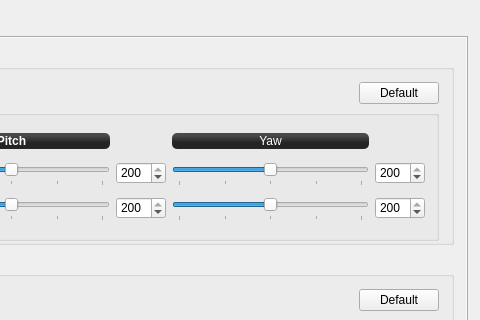
Before: the Qt Designer form ground/gcs/src/plugins/config/stabilization.ui in TauLabs/TauLabs, drawn with Qt 5; both pictures show x 485 to 965 and y 0 to 320 of the 965 by 687 pixel window.
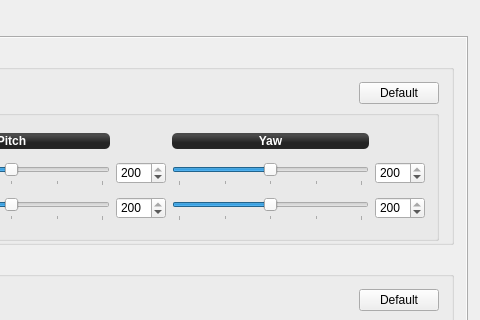
After: the same form once the commit is applied. Icons and pictures are not drawn.

Commit message: GCS/Config input, output and stab make row labels have the same style

The edit to the form file:
```diff
--- a/ground/gcs/src/plugins/config/stabilization.ui
+++ b/ground/gcs/src/plugins/config/stabilization.ui
@@ -430,6 +430,12 @@
                      <height>16</height>
                     </size>
                    </property>
+                   <property name="font">
+                    <font>
+                     <weight>75</weight>
+                     <bold>true</bold>
+                    </font>
+                   </property>
                    <property name="styleSheet">
                     <string notr="true">background-color: qlineargradient(spread:reflect, x1:0.507, y1:0, x2:0.507, y2:0.772, stop:0.208955 rgba(74, 74, 74, 255), stop:0.78607 rgba(36, 36, 36, 255));
 color: rgb(255, 255, 255);
```
Left out of the diff: 7 changed lines with no effect on the pictures. The commit also changes 2 other files.
